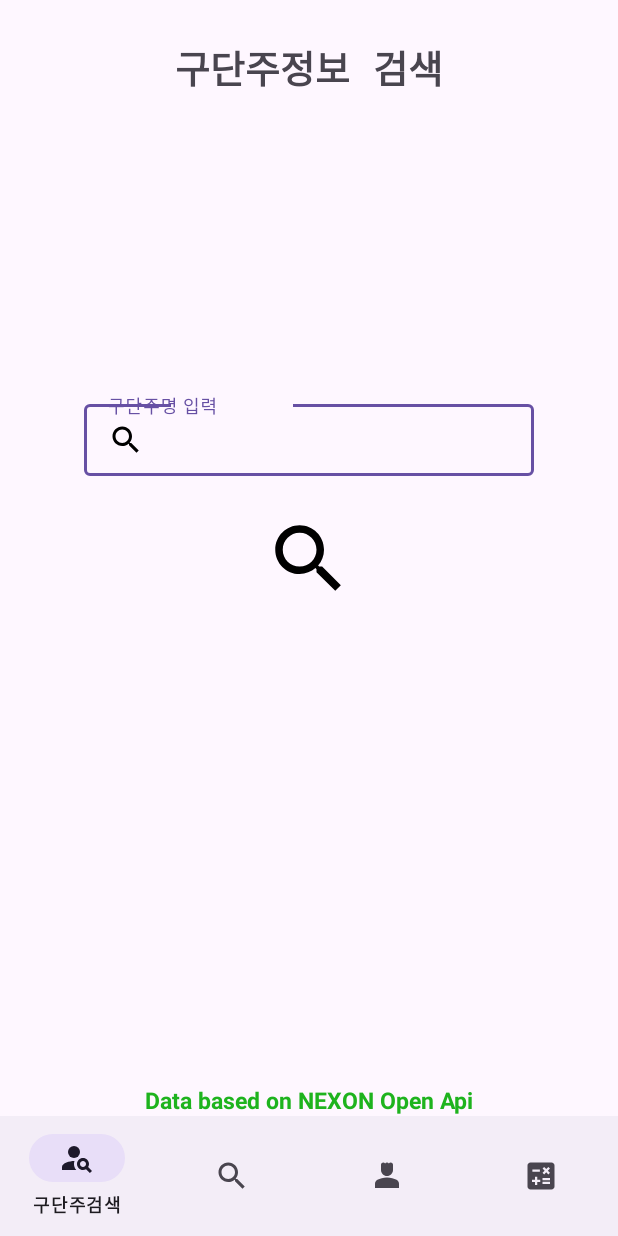
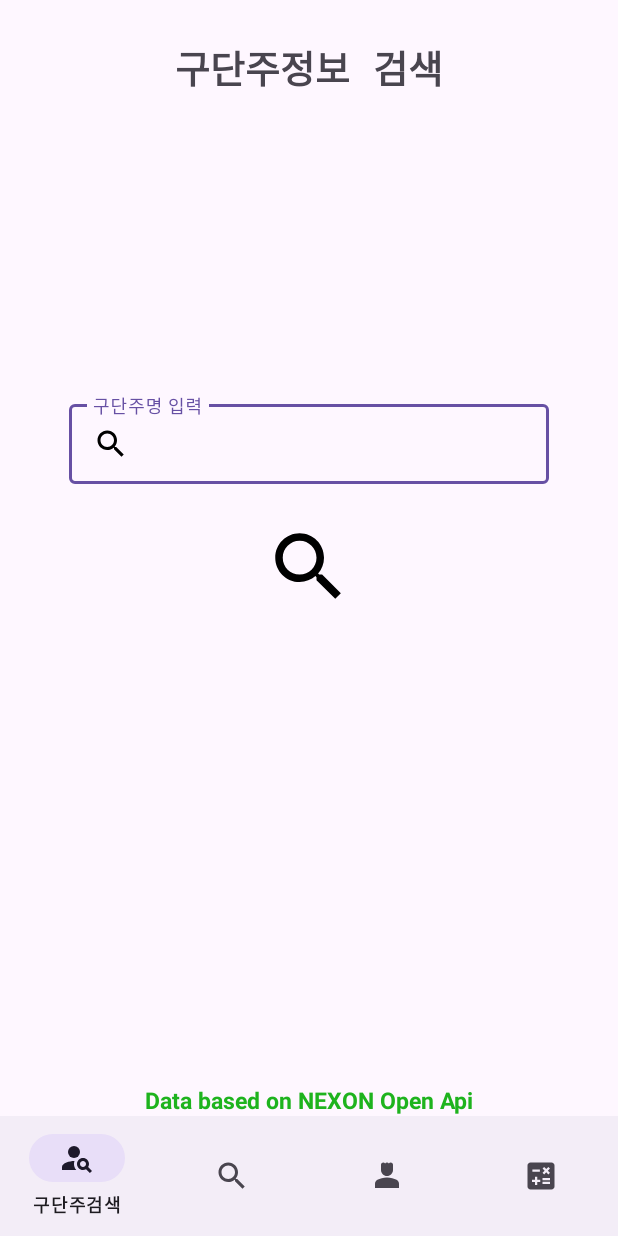
Before and after one commit to DDH-975/FO4-Helper, an Android app: the screen it shows after launch (MainActivity), on a phone screen of 412 x 824 dp. Run offline under Robolectric (Android 15) with nearby library versions, the phone set to English and light mode, and no system bars; Roboto replaces fonts that are not available here; 2 statements that could not run were skipped.

Commit message:
EditText UI수정

```diff
--- a/app/src/main/res/layout/search_manager.xml
+++ b/app/src/main/res/layout/search_manager.xml
@@ -23,7 +23,7 @@
 
     <com.google.android.material.textfield.TextInputLayout
         android:id="@+id/textInputLayout"
-        android:layout_width="match_parent"
+        android:layout_width="wrap_content"
         android:layout_height="wrap_content"
         android:layout_marginTop="200dp"
         android:gravity="center"
@@ -33,8 +33,8 @@
 
         <EditText
             android:id="@+id/editTextText"
-            android:layout_width="300dp"
-            android:layout_height="48dp"
+            android:layout_width="320dp"
+            android:layout_height="53dp"
             android:drawableLeft="@drawable/baseline_search_24"
             android:ems="10"
             android:hint="구단주명 입력"
--- a/app/src/main/res/layout/search_player.xml
+++ b/app/src/main/res/layout/search_player.xml
@@ -23,7 +23,7 @@
 
     <com.google.android.material.textfield.TextInputLayout
         android:id="@+id/textInputLayout"
-        android:layout_width="match_parent"
+        android:layout_width="wrap_content"
         android:layout_height="wrap_content"
         android:layout_marginTop="200dp"
         android:gravity="center"
@@ -32,8 +32,8 @@
         app:layout_constraintTop_toBottomOf="@+id/textView">
         <EditText
             android:id="@+id/editTextText"
-            android:layout_width="300dp"
-            android:layout_height="48dp"
+            android:layout_width="320dp"
+            android:layout_height="53dp"
             android:drawableLeft="@drawable/baseline_search_24"
             android:ems="10"
             android:hint="구단주명 입력"
```
